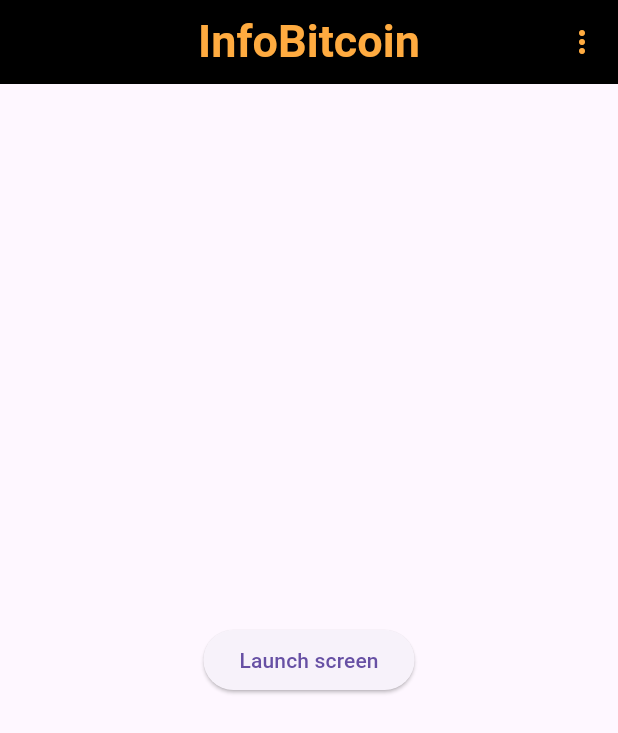
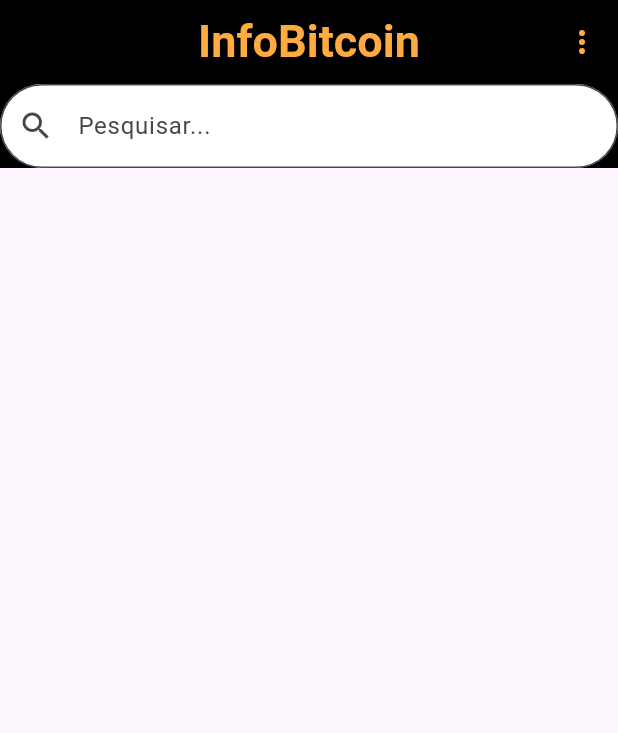
Before and after one commit to brenoluizdev/Info-Bitcoin-with-flutter, a Flutter app: the screen it shows after launch, on a phone screen of 412 x 824 dp. Shown: the top 733 px of the screen. Run offline on Flutter 3.47's test engine with Material 3 defaults, Android fonts, the phone set to English and light mode, and no system bars; Roboto replaces fonts that are missing (Bebas).

Commit message:
iniciando input de pesquisa

```diff
--- a/lib/pages/HomeScreen/HomeScreen.dart
+++ b/lib/pages/HomeScreen/HomeScreen.dart
@@ -8,26 +8,43 @@
   Widget build(BuildContext context) {
     return Scaffold(
         appBar: AppBar(
-        title: const Text('InfoBitcoin', style: TextStyle(fontFamily: 'Bebas', fontWeight: FontWeight.bold, fontSize: 30),),
+          title: const Text(
+            'InfoBitcoin',
+            style: TextStyle(
+                fontFamily: 'Bebas', fontWeight: FontWeight.bold, fontSize: 30),
+          ),
           centerTitle: true,
           foregroundColor: Colors.orangeAccent,
           backgroundColor: Colors.black,
           elevation: 0,
           actions: <Widget>[
             IconButton(
-            onPressed: () {},
+              onPressed: () {
+                Navigator.pushNamed(context, '/details');
+              },
               icon: const Icon(Icons.more_vert),
             ),
           ],
         ),
-      body: Center(
-        child: ElevatedButton(
-          onPressed: () {
-            Navigator.pushNamed(context, '/details');
-          },
-          child: const Text('Launch screen'),
+        body: Container(
+            width: double.infinity,
+            color: Colors.black,
+            child: Row(
+              children: <Widget>[
+                Expanded(
+                  child: TextField(
+                    decoration: InputDecoration(
+                      prefixIcon: const Icon(Icons.search),
+                      fillColor: Colors.white,
+                      filled: true,
+                      labelText: 'Pesquisar...',
+                      border: OutlineInputBorder(
+                        borderRadius: BorderRadius.circular(30),
                       ),
                     ),
-    );
+                  ),
+                ),
+              ],
+            )));
   }
 }
```
Also changed, not shown: lib/pages/components/style_pages.dart (added). Lines whose indentation alone changed are shown as unchanged.
